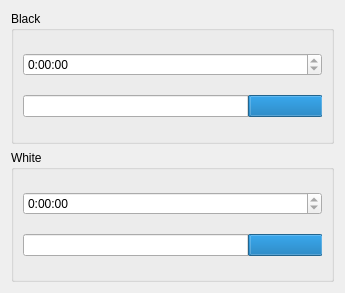
Qt form src/clockwidget.ui (netrunner-debian-kde-extras/knights) before a commit.
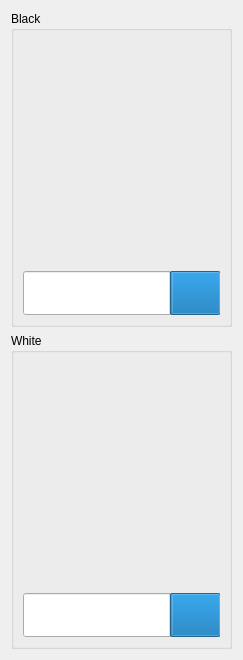
The same form after that commit. Custom widgets are drawn as their Qt base class.

Patch:
```diff
--- a/src/clockwidget.ui
+++ b/src/clockwidget.ui
@@ -6,8 +6,8 @@
    <rect>
     <x>0</x>
     <y>0</y>
-    <width>345</width>
-    <height>293</height>
+    <width>243</width>
+    <height>660</height>
    </rect>
   </property>
   <property name="windowTitle">
@@ -21,17 +21,15 @@
      </property>
      <layout class="QVBoxLayout" name="verticalLayout_2">
       <item>
-       <widget class="QTimeEdit" name="timeB">
-        <property name="readOnly">
-         <bool>true</bool>
-        </property>
-        <property name="displayFormat">
-         <string>H:mm:ss</string>
-        </property>
-       </widget>
+       <widget class="Knights::Clock" name="clockB" native="true"/>
       </item>
       <item>
        <widget class="QProgressBar" name="progressB">
+        <property name="font">
+         <font>
+          <pointsize>24</pointsize>
+         </font>
+        </property>
         <property name="value">
          <number>24</number>
         </property>
@@ -50,27 +48,15 @@
      </property>
      <layout class="QVBoxLayout" name="verticalLayout_3">
       <item>
-       <widget class="QTimeEdit" name="timeW">
-        <property name="readOnly">
-         <bool>true</bool>
-        </property>
-        <property name="maximumTime">
-         <time>
-          <hour>22</hour>
-          <minute>59</minute>
-          <second>59</second>
-         </time>
-        </property>
-        <property name="displayFormat">
-         <string>H:mm:ss</string>
-        </property>
-        <property name="timeSpec">
-         <enum>Qt::LocalTime</enum>
-        </property>
-       </widget>
+       <widget class="Knights::Clock" name="clockW" native="true"/>
       </item>
       <item>
        <widget class="QProgressBar" name="progressW">
+        <property name="font">
+         <font>
+          <pointsize>24</pointsize>
+         </font>
+        </property>
         <property name="value">
          <number>24</number>
         </property>
@@ -84,6 +70,14 @@
    </item>
   </layout>
  </widget>
+ <customwidgets>
+  <customwidget>
+   <class>Knights::Clock</class>
+   <extends>QWidget</extends>
+   <header location="global">clock.h</header>
+   <container>1</container>
+  </customwidget>
+ </customwidgets>
  <resources/>
  <connections/>
 </ui>
```
Left out of the diff: 3 changed lines with no effect on the pictures.
